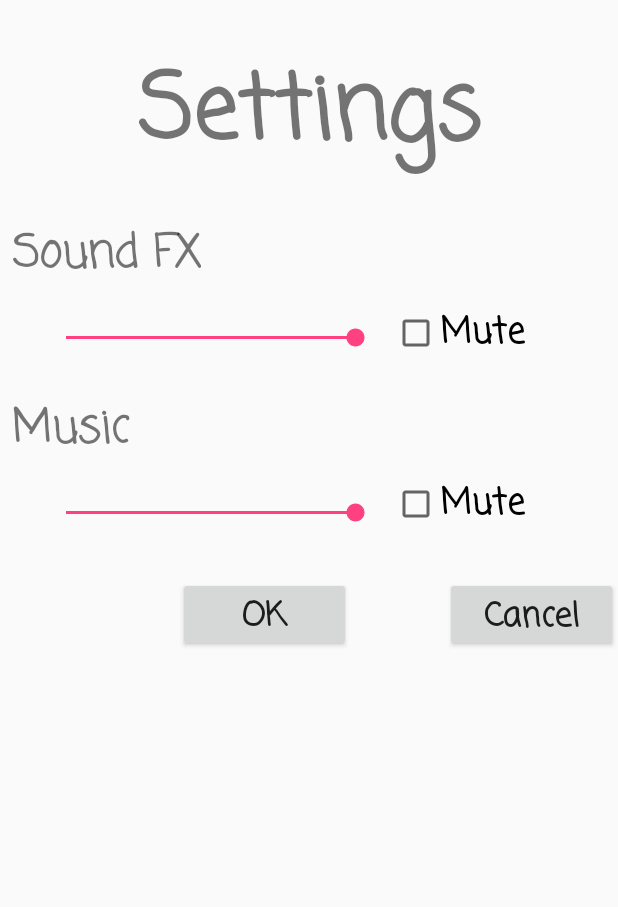
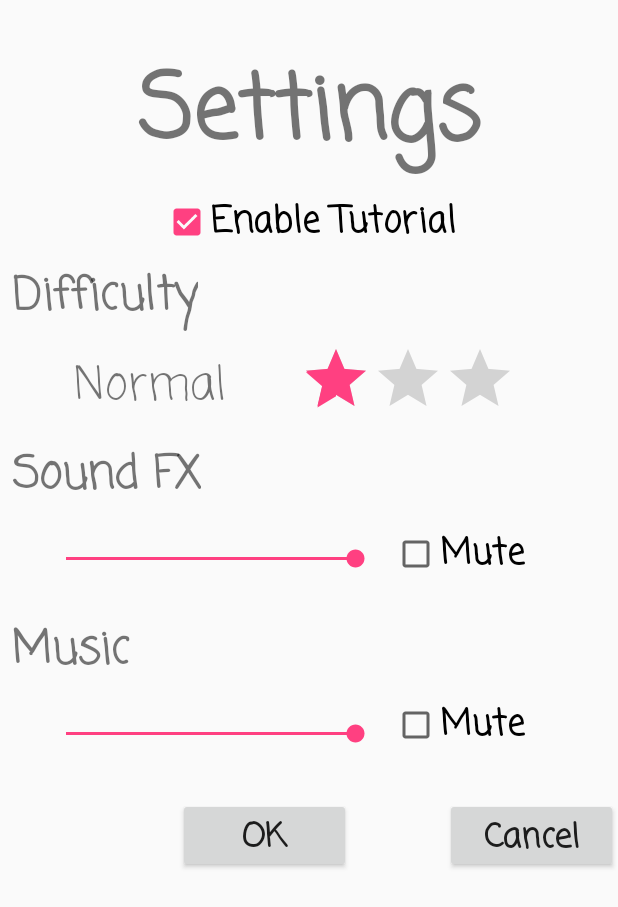
Before and after one commit to josephvu519/Game_Project, an Android app: the SettingsActivity screen opened directly, with no data from a screen before it, on a phone screen of 412 x 824 dp. Shown: the top 907 px of the screen. Run offline under Robolectric (Android 15) with nearby library versions, the phone set to English and light mode, and no system bars.

Commit message:
Fully Functional + Difficulty Setting
Ignoring that the game has no sound, it's done.

```diff
--- a/app/src/main/java/com/example/game_project/PausedActivity.java
+++ b/app/src/main/java/com/example/game_project/PausedActivity.java
@@ -19,10 +19,11 @@ public class PausedActivity extends AppCompatActivity implements QuitDialog.Quit
         setContentView(R.layout.paused);
 
         Context context = getApplicationContext();
-        sharedPreferences = context.getSharedPreferences("gamePaused", Context.MODE_PRIVATE);
+        sharedPreferences = context.getSharedPreferences("Settings", Context.MODE_PRIVATE);
         final SharedPreferences.Editor settingsEditor = sharedPreferences.edit();
         settingsEditor.putBoolean("paused", true);
         settingsEditor.apply();
+
 
         Button resumeButton = findViewById(R.id.resumeButton);
         resumeButton.setOnClickListener(new View.OnClickListener() {
@@ -47,6 +48,7 @@ public class PausedActivity extends AppCompatActivity implements QuitDialog.Quit
             @Override
             public void onClick(View v) {
                 Intent intent = new Intent(getApplicationContext(), MainActivity.class);
+                intent.addFlags(Intent.FLAG_ACTIVITY_CLEAR_TASK);
                 finish();
                 startActivity(intent);
             }
--- a/app/src/main/java/com/example/game_project/SettingsActivity.java
+++ b/app/src/main/java/com/example/game_project/SettingsActivity.java
@@ -2,13 +2,16 @@ package com.example.game_project;
 
 import android.content.Context;
 import android.content.SharedPreferences;
+import android.media.Rating;
 import android.support.v7.app.AppCompatActivity;
 import android.os.Bundle;
 import android.view.View;
 import android.widget.Button;
 import android.widget.CheckBox;
 import android.widget.CompoundButton;
+import android.widget.RatingBar;
 import android.widget.SeekBar;
+import android.widget.TextView;
 
 public class SettingsActivity extends AppCompatActivity {
 
@@ -39,12 +42,30 @@ public class SettingsActivity extends AppCompatActivity {
         musicMute.setChecked(bgmMute);
 
 
+        final CheckBox tutorialEnabled = findViewById(R.id.tutorialBox);
+        boolean tutorial = sharedPreferences.getBoolean("tutorial", true);
+        tutorialEnabled.setChecked(tutorial);
 
 
         //Sound FX
         final SeekBar sfxSeekBar = findViewById(R.id.sfxBar);
         int sfx = sharedPreferences.getInt("sfxVolume", 100);
         sfxSeekBar.setProgress(sfx);
+
+        final RatingBar difficultySetting = findViewById(R.id.difficultySetting);
+        int difficultyLevel = sharedPreferences.getInt("difficulty", 1);
+        difficultySetting.setRating((float)difficultyLevel);
+
+        final TextView difficultyReading = findViewById(R.id.difficultyDisplay);
+        final String[] difficulties = {"", "Normal", "Hard", "Crazy!"};
+        difficultyReading.setText(difficulties[difficultyLevel]);
+
+        difficultySetting.setOnRatingBarChangeListener(new RatingBar.OnRatingBarChangeListener() {
+            @Override
+            public void onRatingChanged(RatingBar ratingBar, float rating, boolean fromUser) {
+                difficultyReading.setText(difficulties[(int)rating]);
+            }
+        });
 
 
 
@@ -61,6 +82,8 @@ public class SettingsActivity extends AppCompatActivity {
                 settingsEditor.putBoolean("musicMute", musicMute.isChecked());
                 settingsEditor.putInt("sfxVolume", sfxSeekBar.getProgress());
                 settingsEditor.putBoolean("sfxMute", soundMute.isChecked());
+                settingsEditor.putBoolean("tutorial", tutorialEnabled.isChecked());
+                settingsEditor.putInt("difficulty", (int)difficultySetting.getRating());
                 settingsEditor.apply();
                 onStop();
             }
--- a/app/src/main/res/layout/settings.xml
+++ b/app/src/main/res/layout/settings.xml
@@ -49,13 +49,13 @@
         android:layout_width="0dp"
         android:layout_height="wrap_content"
         android:layout_marginStart="8dp"
-        android:layout_marginTop="25dp"
+        android:layout_marginTop="8dp"
         android:fontFamily="casual"
         android:text="@string/soundFX"
         android:textSize="30dp"
         android:textStyle="bold"
         app:layout_constraintStart_toStartOf="parent"
-        app:layout_constraintTop_toBottomOf="@+id/settingsText" />
+        app:layout_constraintTop_toBottomOf="@+id/difficultySetting" />
 
     <TextView
         android:id="@+id/musicText"
@@ -124,4 +124,61 @@
         app:layout_constraintHorizontal_bias="0.671"
         app:layout_constraintStart_toStartOf="parent"
         app:layout_constraintTop_toBottomOf="@+id/bgmBar" />
+
+    <CheckBox
+        android:id="@+id/tutorialBox"
+        android:layout_width="wrap_content"
+        android:layout_height="wrap_content"
+        android:layout_marginEnd="8dp"
+        android:layout_marginStart="8dp"
+        android:layout_marginTop="8dp"
+        android:fontFamily="casual"
+        android:text="@string/tutorial"
+        android:textSize="24sp"
+        android:textStyle="bold"
+        app:layout_constraintEnd_toEndOf="parent"
+        app:layout_constraintStart_toStartOf="parent"
+        app:layout_constraintTop_toBottomOf="@+id/settingsText" />
+
+    <TextView
+        android:id="@+id/difficultyText"
+        android:layout_width="0dp"
+        android:layout_height="wrap_content"
+        android:layout_marginStart="8dp"
+        android:layout_marginTop="8dp"
+        android:fontFamily="casual"
+        android:text="@string/difficulty"
+        android:textSize="30dp"
+        android:textStyle="bold"
+        app:layout_constraintStart_toStartOf="parent"
+        app:layout_constraintTop_toBottomOf="@+id/tutorialBox" />
+
+    <RatingBar
+        android:id="@+id/difficultySetting"
+        android:layout_width="wrap_content"
+        android:layout_height="wrap_content"
+        android:layout_marginEnd="8dp"
+        android:layout_marginStart="8dp"
+        android:layout_marginTop="8dp"
+        android:numStars="3"
+        android:stepSize="1"
+        app:layout_constraintEnd_toEndOf="parent"
+        app:layout_constraintStart_toEndOf="@+id/difficultyText"
+        app:layout_constraintTop_toBottomOf="@+id/difficultyText" />
+
+    <TextView
+        android:id="@+id/difficultyDisplay"
+        android:layout_width="wrap_content"
+        android:layout_height="wrap_content"
+        android:layout_marginBottom="8dp"
+        android:layout_marginEnd="8dp"
+        android:layout_marginStart="8dp"
+        android:layout_marginTop="8dp"
+        android:fontFamily="casual"
+        android:text="@string/emptyName"
+        android:textSize="30sp"
+        app:layout_constraintBottom_toTopOf="@+id/soundText"
+        app:layout_constraintEnd_toStartOf="@+id/difficultySetting"
+        app:layout_constraintStart_toStartOf="parent"
+        app:layout_constraintTop_toBottomOf="@+id/difficultyText" />
 </android.support.constraint.ConstraintLayout>
--- a/app/src/main/res/values/strings.xml
+++ b/app/src/main/res/values/strings.xml
@@ -31,4 +31,6 @@
     <string name="emptyScore">-----</string>
     <string name="emptyName">---</string>
     <string name="cleardb">Clear Leaderboards</string>
+    <string name="tutorial">Enable Tutorial</string>
+    <string name="difficulty">Difficulty</string>
 </resources>
```
Also changed, not shown: app/src/main/java/com/example/game_project/GameplayActivity.java (+46 -8 lines).
